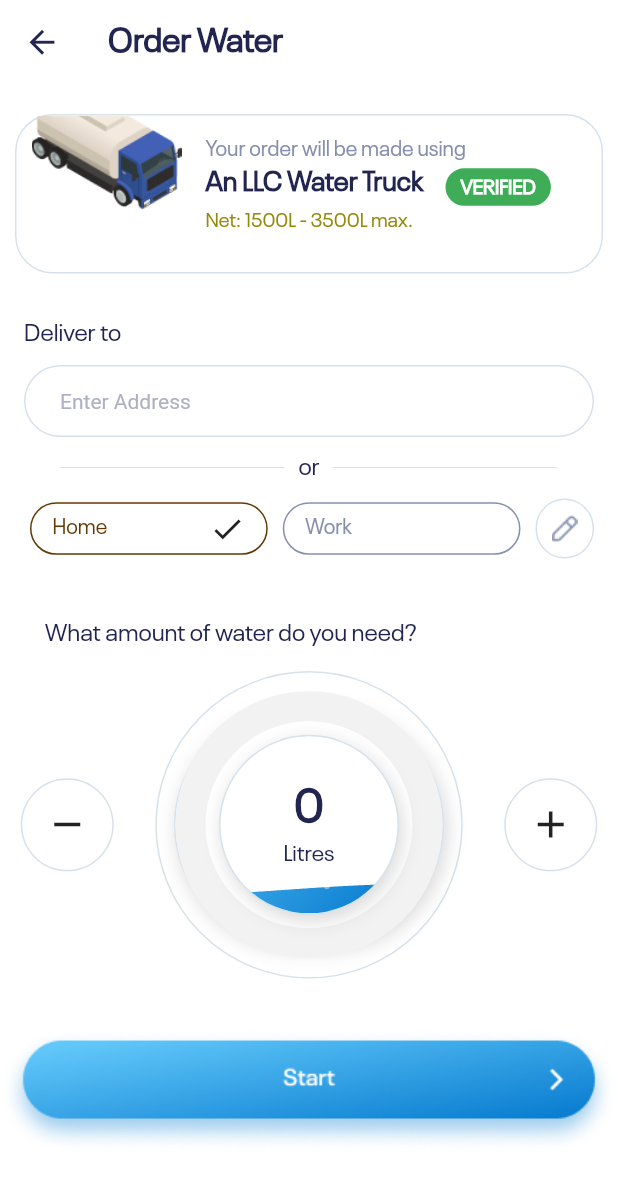
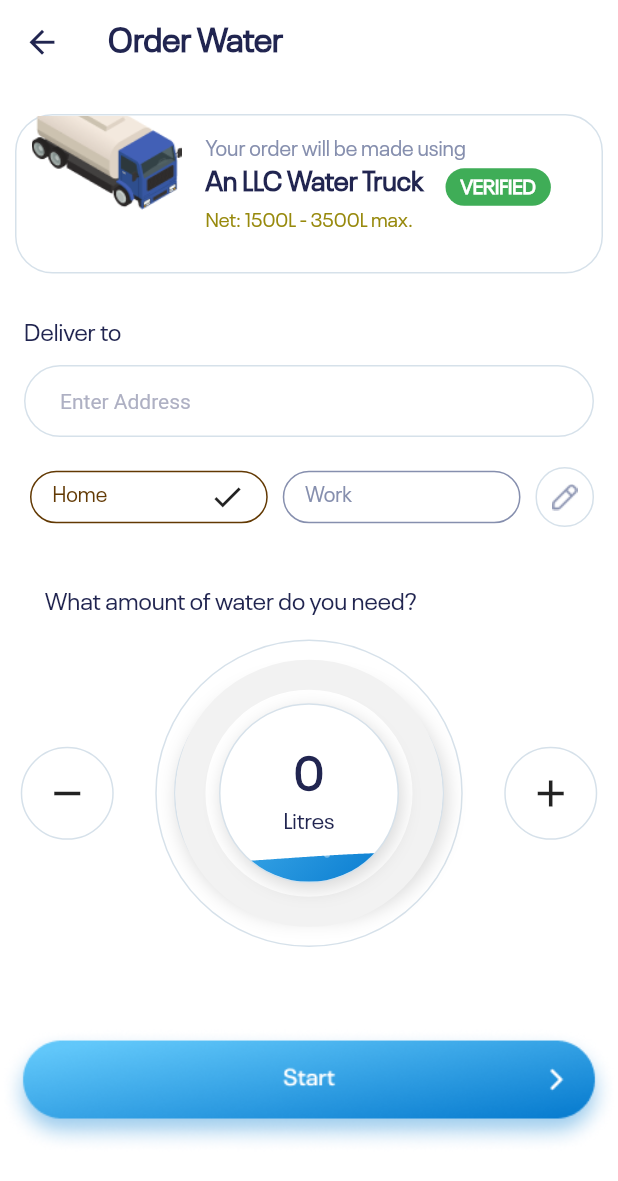
Before and after one commit to thenaijadev/Aquayar_v3, a Flutter app: the OrderWater screen opened by its route, on a phone screen of 412 x 824 dp. Shown: the top 1181 px of the screen. Run offline on Flutter 3.47's test engine with Material 2 defaults, Android fonts, the phone set to English and light mode, and no system bars; our stand-ins replace bloc, clay_containers, country_picker, dio, equatable, flutter_bloc and 13 more; missing offline and left inert: flutter_polyline_points; accounts and stored records are empty; network calls fail; Roboto replaces fonts that are missing (Neue Plak).

```diff
--- a/lib/app/bloc/order/order_bloc.dart
+++ b/lib/app/bloc/order/order_bloc.dart
@@ -75,9 +75,9 @@ class OrderBloc extends Bloc<OrderEvent, OrderState> {
             startLocation: startLocation,
             waterSize: waterSize,
             token: token);
-        emit(OrderStatePriceRetrieved(price: response["data"]["price"]));
-      } on DioException catch (e) {
-        emit(OrderStateGetPriceError(error: e.response?.data));
+        emit(OrderStateOrderCreated());
+      } on DioException {
+        // emit(OrderStateGetPriceError(error: e.response!.data.toString()));
       } catch (e) {
         emit(OrderStateGetPriceError(error: e.toString()));
       }
--- a/lib/app/bloc/order/order_state.dart
+++ b/lib/app/bloc/order/order_state.dart
@@ -23,6 +23,8 @@ class OrderStatePriceRetrieved extends OrderState {
   final int price;
 }
 
+class OrderStateOrderCreated extends OrderState {}
+
 class OrderStateGetNearestDiverError extends OrderState {
   const OrderStateGetNearestDiverError({required this.error});
   final String error;
--- a/lib/app/presentation/screens/customer_flow/home.dart
+++ b/lib/app/presentation/screens/customer_flow/home.dart
@@ -20,7 +20,7 @@ class HomeScreenNoOrder extends StatefulWidget {
 }
 
 class _HomeScreenNoOrderState extends State<HomeScreenNoOrder> {
-  bool noOrder = true;
+  bool noOrder = false;
 
   @override
   void initState() {
--- a/lib/app/presentation/widgets/customer_flow/address_form.dart
+++ b/lib/app/presentation/widgets/customer_flow/address_form.dart
@@ -4,7 +4,6 @@ import 'package:aquayar/app/presentation/widgets/customer_flow/outlined_containe
 import 'package:aquayar/app/presentation/widgets/onboarding_flow/text_input.dart';
 import 'package:aquayar/app/presentation/widgets/onboarding_flow/title_text.dart';
 import 'package:aquayar/router/routes.dart';
-import 'package:aquayar/utilities/constants.dart/app_colors.dart';
 import 'package:flutter/material.dart';
 import 'package:hive_flutter/hive_flutter.dart';
 
@@ -59,27 +58,6 @@ class _AddressFormState extends State<AddressForm> {
         ),
         const SizedBox(
           height: 10,
-        ),
-        Row(
-          mainAxisAlignment: MainAxisAlignment.center,
-          children: [
-            Flexible(
-              child: Image.asset(
-                "assets/images/line.png",
-                width: 150,
-              ),
-            ),
-            const TextWidget(
-              text: "   or   ",
-              color: AppColors.titleBlack,
-            ),
-            Flexible(
-              child: Image.asset(
-                "assets/images/line.png",
-                width: 150,
-              ),
-            ),
-          ],
         ),
         const SizedBox(
           height: 10,
```
Also changed, not shown: lib/app/presentation/screens/customer_flow/confirm_details.dart (+4 -4 lines).
